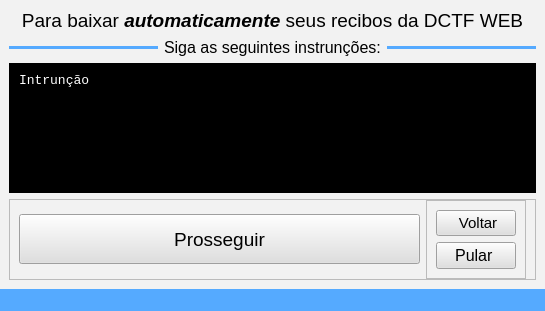
The window that src/ui/window_downloader-dctf.ui (Sl3nc/Downloader_DCTF) describes before a commit, drawn with Qt 5.
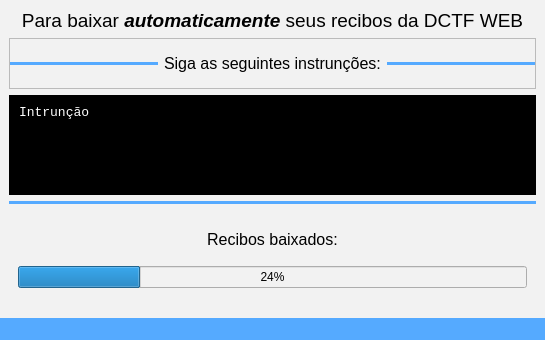
The same window after the commit. The open tabs and pages were chosen to show the change. Icons and pictures are not drawn.

The edit to the form file:
```diff
--- a/src/ui/window_downloader-dctf.ui
+++ b/src/ui/window_downloader-dctf.ui
@@ -7,7 +7,7 @@
     <x>0</x>
     <y>0</y>
     <width>545</width>
-    <height>311</height>
+    <height>340</height>
    </rect>
   </property>
   <property name="windowTitle">
@@ -17,8 +17,50 @@
    <string notr="true">background-color: rgb(242, 242, 242);</string>
   </property>
   <widget class="QWidget" name="centralwidget">
-   <layout class="QGridLayout" name="gridLayout">
-    <item row="1" column="0" colspan="2">
+   <layout class="QVBoxLayout" name="verticalLayout_3">
+    <item>
+     <widget class="QLabel" name="label_title">
+      <property name="sizePolicy">
+       <sizepolicy hsizetype="Minimum" vsizetype="Maximum">
+        <horstretch>0</horstretch>
+        <verstretch>0</verstretch>
+       </sizepolicy>
+      </property>
+      <property name="font">
+       <font>
+        <pointsize>14</pointsize>
+       </font>
+      </property>
+      <property name="text">
+       <string>&lt;html&gt;&lt;head/&gt;&lt;body&gt;&lt;p&gt;Para baixar &lt;span style=&quot; font-weight:700; font-style:italic;&quot;&gt;automaticamente&lt;/span&gt; seus recibos da DCTF WEB&lt;/p&gt;&lt;/body&gt;&lt;/html&gt;</string>
+      </property>
+      <property name="alignment">
+       <set>Qt::AlignmentFlag::AlignCenter</set>
+      </property>
+     </widget>
+    </item>
+    <item>
+     <widget class="QFrame" name="frame_4">
+      <property name="frameShape">
+       <enum>QFrame::Shape::StyledPanel</enum>
+      </property>
+      <property name="frameShadow">
+       <enum>QFrame::Shadow::Raised</enum>
+      </property>
+      <layout class="QHBoxLayout" name="horizontalLayout_4">
+       <property name="leftMargin">
+        <number>0</number>
+       </property>
+       <property name="topMargin">
+        <number>0</number>
+       </property>
+       <property name="rightMargin">
+        <number>0</number>
+       </property>
+       <property name="bottomMargin">
+        <number>0</number>
+       </property>
+       <item>
      <widget class="Line" name="line">
       <property name="styleSheet">
        <string notr="true">background-color: rgb(85, 170, 255);</string>
@@ -31,7 +73,101 @@
       </property>
      </widget>
     </item>
-    <item row="3" column="0" colspan="5">
+       <item>
+        <widget class="QLabel" name="label_subtitle">
+         <property name="font">
+          <font>
+           <pointsize>12</pointsize>
+          </font>
+         </property>
+         <property name="text">
+          <string>Siga as seguintes instrunções:</string>
+         </property>
+        </widget>
+       </item>
+       <item>
+        <widget class="Line" name="line_2">
+         <property name="styleSheet">
+          <string notr="true">background-color: rgb(85, 170, 255);</string>
+         </property>
+         <property name="lineWidth">
+          <number>0</number>
+         </property>
+         <property name="orientation">
+          <enum>Qt::Orientation::Horizontal</enum>
+         </property>
+        </widget>
+       </item>
+      </layout>
+     </widget>
+    </item>
+    <item>
+     <widget class="QFrame" name="frame">
+      <property name="minimumSize">
+       <size>
+        <width>0</width>
+        <height>100</height>
+       </size>
+      </property>
+      <property name="styleSheet">
+       <string notr="true">background-color: rgb(0, 0, 0);</string>
+      </property>
+      <property name="frameShape">
+       <enum>QFrame::Shape::StyledPanel</enum>
+      </property>
+      <property name="frameShadow">
+       <enum>QFrame::Shadow::Raised</enum>
+      </property>
+      <layout class="QHBoxLayout" name="horizontalLayout">
+       <item>
+        <widget class="QLabel" name="label_instruction">
+         <property name="font">
+          <font>
+           <family>Consolas</family>
+           <pointsize>10</pointsize>
+          </font>
+         </property>
+         <property name="styleSheet">
+          <string notr="true">color: rgb(255, 255, 255);</string>
+         </property>
+         <property name="text">
+          <string>Intrunção</string>
+         </property>
+         <property name="alignment">
+          <set>Qt::AlignmentFlag::AlignLeading|Qt::AlignmentFlag::AlignLeft|Qt::AlignmentFlag::AlignTop</set>
+         </property>
+        </widget>
+       </item>
+      </layout>
+     </widget>
+    </item>
+    <item>
+     <widget class="Line" name="line_3">
+      <property name="styleSheet">
+       <string notr="true">background-color: rgb(85, 170, 255);</string>
+      </property>
+      <property name="lineWidth">
+       <number>0</number>
+      </property>
+      <property name="orientation">
+       <enum>Qt::Orientation::Horizontal</enum>
+      </property>
+     </widget>
+    </item>
+    <item>
+     <widget class="QStackedWidget" name="stackedWidget">
+      <property name="sizePolicy">
+       <sizepolicy hsizetype="Preferred" vsizetype="Maximum">
+        <horstretch>0</horstretch>
+        <verstretch>0</verstretch>
+       </sizepolicy>
+      </property>
+      <property name="currentIndex">
+       <number>0</number>
+      </property>
+      <widget class="QWidget" name="page_3">
+       <layout class="QHBoxLayout" name="horizontalLayout_3">
+        <item>
      <widget class="QFrame" name="frame_2">
       <property name="sizePolicy">
        <sizepolicy hsizetype="Preferred" vsizetype="Maximum">
@@ -133,90 +269,40 @@
       </layout>
      </widget>
     </item>
-    <item row="1" column="3" colspan="2">
-     <widget class="Line" name="line_2">
-      <property name="styleSheet">
-       <string notr="true">background-color: rgb(85, 170, 255);</string>
-      </property>
-      <property name="lineWidth">
-       <number>0</number>
-      </property>
-      <property name="orientation">
-       <enum>Qt::Orientation::Horizontal</enum>
-      </property>
-     </widget>
-    </item>
-    <item row="1" column="2">
-     <widget class="QLabel" name="label_subtitle">
-      <property name="font">
-       <font>
-        <pointsize>12</pointsize>
-       </font>
-      </property>
-      <property name="text">
-       <string>Siga as seguintes instrunções:</string>
-      </property>
-     </widget>
-    </item>
-    <item row="0" column="0" colspan="5">
-     <widget class="QLabel" name="label_title">
+       </layout>
+      </widget>
+      <widget class="QWidget" name="page_4">
+       <layout class="QVBoxLayout" name="verticalLayout_2">
+        <item>
+         <widget class="QLabel" name="label">
       <property name="sizePolicy">
-       <sizepolicy hsizetype="Minimum" vsizetype="Maximum">
+           <sizepolicy hsizetype="Preferred" vsizetype="Maximum">
         <horstretch>0</horstretch>
         <verstretch>0</verstretch>
        </sizepolicy>
       </property>
       <property name="font">
        <font>
-        <pointsize>14</pointsize>
+            <pointsize>12</pointsize>
        </font>
       </property>
       <property name="text">
-       <string>&lt;html&gt;&lt;head/&gt;&lt;body&gt;&lt;p&gt;Para baixar &lt;span style=&quot; font-weight:700; font-style:italic;&quot;&gt;automaticamente&lt;/span&gt; seus recibos da DCTF WEB&lt;/p&gt;&lt;/body&gt;&lt;/html&gt;</string>
+           <string>Recibos baixados:</string>
       </property>
       <property name="alignment">
        <set>Qt::AlignmentFlag::AlignCenter</set>
       </property>
      </widget>
     </item>
-    <item row="2" column="0" colspan="5">
-     <widget class="QFrame" name="frame">
-      <property name="minimumSize">
-       <size>
-        <width>0</width>
-        <height>100</height>
-       </size>
-      </property>
-      <property name="styleSheet">
-       <string notr="true">background-color: rgb(0, 0, 0);</string>
-      </property>
-      <property name="frameShape">
-       <enum>QFrame::Shape::StyledPanel</enum>
-      </property>
-      <property name="frameShadow">
-       <enum>QFrame::Shadow::Raised</enum>
-      </property>
-      <layout class="QHBoxLayout" name="horizontalLayout">
        <item>
-        <widget class="QLabel" name="label_instruction">
-         <property name="font">
-          <font>
-           <family>Consolas</family>
-           <pointsize>10</pointsize>
-          </font>
-         </property>
-         <property name="styleSheet">
-          <string notr="true">color: rgb(255, 255, 255);</string>
-         </property>
-         <property name="text">
-          <string>Intrunção</string>
-         </property>
-         <property name="alignment">
-          <set>Qt::AlignmentFlag::AlignLeading|Qt::AlignmentFlag::AlignLeft|Qt::AlignmentFlag::AlignTop</set>
+         <widget class="QProgressBar" name="progressBar">
+          <property name="value">
+           <number>24</number>
          </property>
         </widget>
        </item>
       </layout>
+      </widget>
      </widget>
     </item>
    </layout>
```
Lines whose indentation alone changed are shown as unchanged.
